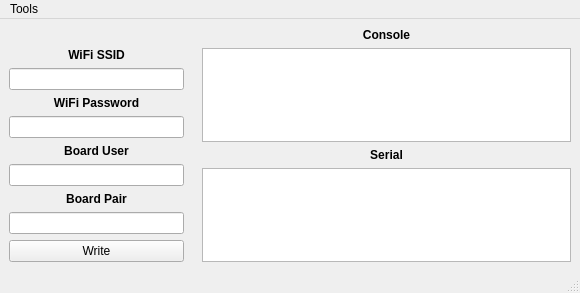
This is configurator/gui_qt.ui in NoahMaceri/love_lamps as Qt 5 draws it before an edit. The edited form follows.
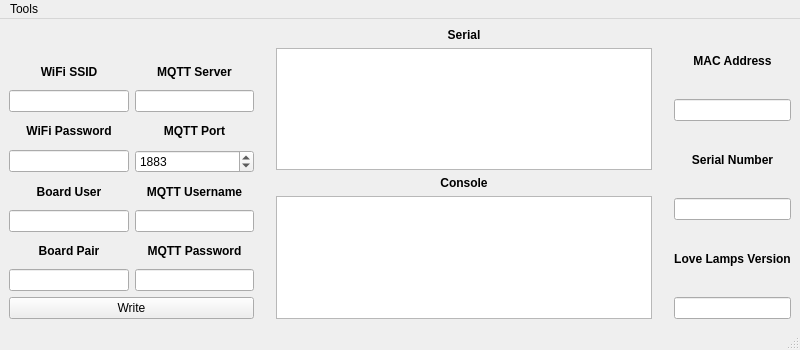
This is the edited form.

Diff of the .ui file:
```diff
--- a/configurator/gui_qt.ui
+++ b/configurator/gui_qt.ui
@@ -6,8 +6,8 @@
    <rect>
     <x>0</x>
     <y>0</y>
-    <width>580</width>
-    <height>281</height>
+    <width>800</width>
+    <height>350</height>
    </rect>
   </property>
   <property name="windowTitle">
@@ -17,9 +17,9 @@
    <bool>true</bool>
   </property>
   <widget class="QWidget" name="centralwidget">
-   <layout class="QHBoxLayout" name="horizontalLayout" stretch="1,2">
+   <layout class="QHBoxLayout" name="horizontalLayout" stretch="2,3,1">
     <property name="spacing">
-     <number>0</number>
+     <number>4</number>
     </property>
     <property name="leftMargin">
      <number>0</number>
@@ -35,38 +35,8 @@
     </property>
     <item>
      <widget class="QWidget" name="widget" native="true">
-      <layout class="QVBoxLayout" name="verticalLayout_2" stretch="0,0,0,0,0,0,0,0,0,0">
-       <item>
-        <widget class="QLabel" name="label_info">
-         <property name="text">
-          <string/>
-         </property>
-        </widget>
-       </item>
-       <item>
-        <widget class="QLabel" name="label_wifi_ssid">
-         <property name="font">
-          <font>
-           <weight>75</weight>
-           <bold>true</bold>
-          </font>
-         </property>
-         <property name="text">
-          <string>WiFi SSID</string>
-         </property>
-         <property name="alignment">
-          <set>Qt::AlignCenter</set>
-         </property>
-        </widget>
-       </item>
-       <item>
-        <widget class="QLineEdit" name="lineEdit_wifi_ssid">
-         <property name="alignment">
-          <set>Qt::AlignCenter</set>
-         </property>
-        </widget>
-       </item>
-       <item>
+      <layout class="QGridLayout" name="gridLayout">
+       <item row="3" column="0">
         <widget class="QLabel" name="label_wifi_pass">
          <property name="font">
           <font>
@@ -82,15 +52,11 @@
          </property>
         </widget>
        </item>
-       <item>
-        <widget class="QLineEdit" name="lineEdit_wifi_pass">
-         <property name="alignment">
-          <set>Qt::AlignCenter</set>
-         </property>
-        </widget>
+       <item row="2" column="1">
+        <widget class="QLineEdit" name="lineEdit_mqtt_server"/>
        </item>
-       <item>
-        <widget class="QLabel" name="label_target">
+       <item row="1" column="1">
+        <widget class="QLabel" name="label_mqtt_server">
          <property name="font">
           <font>
            <weight>75</weight>
@@ -98,21 +64,14 @@
           </font>
          </property>
          <property name="text">
-          <string>Board User</string>
+          <string>MQTT Server</string>
          </property>
          <property name="alignment">
           <set>Qt::AlignCenter</set>
          </property>
         </widget>
        </item>
-       <item>
-        <widget class="QLineEdit" name="lineEdit_id">
-         <property name="alignment">
-          <set>Qt::AlignCenter</set>
-         </property>
-        </widget>
-       </item>
-       <item>
+       <item row="7" column="0">
         <widget class="QLabel" name="label_id">
          <property name="font">
           <font>
@@ -128,45 +87,153 @@
          </property>
         </widget>
        </item>
-       <item>
+       <item row="1" column="0">
+        <widget class="QLabel" name="label_wifi_ssid">
+         <property name="font">
+          <font>
+           <weight>75</weight>
+           <bold>true</bold>
+          </font>
+         </property>
+         <property name="text">
+          <string>WiFi SSID</string>
+         </property>
+         <property name="alignment">
+          <set>Qt::AlignCenter</set>
+         </property>
+        </widget>
+       </item>
+       <item row="4" column="1">
+        <widget class="QSpinBox" name="spinBox_mqtt_port">
+         <property name="minimum">
+          <number>1</number>
+         </property>
+         <property name="maximum">
+          <number>65535</number>
+         </property>
+         <property name="value">
+          <number>1883</number>
+         </property>
+        </widget>
+       </item>
+       <item row="4" column="0">
+        <widget class="QLineEdit" name="lineEdit_wifi_pass">
+         <property name="alignment">
+          <set>Qt::AlignCenter</set>
+         </property>
+        </widget>
+       </item>
+       <item row="7" column="1">
+        <widget class="QLabel" name="label_mqtt_pass">
+         <property name="font">
+          <font>
+           <weight>75</weight>
+           <bold>true</bold>
+          </font>
+         </property>
+         <property name="text">
+          <string>MQTT Password</string>
+         </property>
+         <property name="alignment">
+          <set>Qt::AlignCenter</set>
+         </property>
+        </widget>
+       </item>
+       <item row="8" column="0">
         <widget class="QLineEdit" name="lineEdit_target">
          <property name="alignment">
           <set>Qt::AlignCenter</set>
          </property>
         </widget>
        </item>
-       <item>
+       <item row="8" column="1">
+        <widget class="QLineEdit" name="lineEdit_mqtt_pass"/>
+       </item>
+       <item row="9" column="0" colspan="2">
         <widget class="QPushButton" name="write">
          <property name="text">
           <string>Write</string>
          </property>
         </widget>
        </item>
+       <item row="5" column="1">
+        <widget class="QLabel" name="label_mqtt_user">
+         <property name="font">
+          <font>
+           <weight>75</weight>
+           <bold>true</bold>
+          </font>
+         </property>
+         <property name="text">
+          <string>MQTT Username</string>
+         </property>
+         <property name="alignment">
+          <set>Qt::AlignCenter</set>
+         </property>
+        </widget>
+       </item>
+       <item row="2" column="0">
+        <widget class="QLineEdit" name="lineEdit_wifi_ssid">
+         <property name="alignment">
+          <set>Qt::AlignCenter</set>
+         </property>
+        </widget>
+       </item>
+       <item row="5" column="0">
+        <widget class="QLabel" name="label_target">
+         <property name="font">
+          <font>
+           <weight>75</weight>
+           <bold>true</bold>
+          </font>
+         </property>
+         <property name="text">
+          <string>Board User</string>
+         </property>
+         <property name="alignment">
+          <set>Qt::AlignCenter</set>
+         </property>
+        </widget>
+       </item>
+       <item row="6" column="1">
+        <widget class="QLineEdit" name="lineEdit_mqtt_user"/>
+       </item>
+       <item row="6" column="0">
+        <widget class="QLineEdit" name="lineEdit_id">
+         <property name="alignment">
+          <set>Qt::AlignCenter</set>
+         </property>
+        </widget>
+       </item>
+       <item row="3" column="1">
+        <widget class="QLabel" name="label_mqtt_port">
+         <property name="font">
+          <font>
+           <weight>75</weight>
+           <bold>true</bold>
+          </font>
+         </property>
+         <property name="text">
+          <string>MQTT Port</string>
+         </property>
+         <property name="alignment">
+          <set>Qt::AlignCenter</set>
+         </property>
+        </widget>
+       </item>
+       <item row="0" column="0" colspan="2">
+        <widget class="QLabel" name="label_info">
+         <property name="text">
+          <string/>
+         </property>
+        </widget>
+       </item>
       </layout>
      </widget>
     </item>
     <item>
      <widget class="QWidget" name="widget_2" native="true">
       <layout class="QVBoxLayout" name="verticalLayout">
-       <item>
-        <widget class="QLabel" name="label_console">
-         <property name="font">
-          <font>
-           <weight>75</weight>
-           <bold>true</bold>
-          </font>
-         </property>
-         <property name="text">
-          <string>Console</string>
-         </property>
-         <property name="alignment">
-          <set>Qt::AlignCenter</set>
-         </property>
-        </widget>
-       </item>
-       <item>
-        <widget class="QTextBrowser" name="textBrowser_console"/>
-       </item>
        <item>
         <widget class="QLabel" name="label_serial">
          <property name="font">
@@ -186,6 +253,109 @@
        <item>
         <widget class="QTextBrowser" name="textBrowser_serial"/>
        </item>
+       <item>
+        <widget class="QLabel" name="label_console">
+         <property name="font">
+          <font>
+           <weight>75</weight>
+           <bold>true</bold>
+          </font>
+         </property>
+         <property name="text">
+          <string>Console</string>
+         </property>
+         <property name="alignment">
+          <set>Qt::AlignCenter</set>
+         </property>
+        </widget>
+       </item>
+       <item>
+        <widget class="QTextBrowser" name="textBrowser_console"/>
+       </item>
+      </layout>
+     </widget>
+    </item>
+    <item>
+     <widget class="QWidget" name="widget_3" native="true">
+      <layout class="QVBoxLayout" name="verticalLayout_3">
+       <item>
+        <widget class="QLabel" name="label_mac">
+         <property name="font">
+          <font>
+           <weight>75</weight>
+           <bold>true</bold>
+          </font>
+         </property>
+         <property name="text">
+          <string>MAC Address</string>
+         </property>
+         <property name="alignment">
+          <set>Qt::AlignCenter</set>
+         </property>
+        </widget>
+       </item>
+       <item>
+        <widget class="QLineEdit" name="lineEdit_mac">
+         <property name="enabled">
+          <bool>true</bool>
+         </property>
+         <property name="readOnly">
+          <bool>true</bool>
+         </property>
+        </widget>
+       </item>
+       <item>
+        <widget class="QLabel" name="label_serial_2">
+         <property name="font">
+          <font>
+           <weight>75</weight>
+           <bold>true</bold>
+          </font>
+         </property>
+         <property name="text">
+          <string>Serial Number</string>
+         </property>
+         <property name="alignment">
+          <set>Qt::AlignCenter</set>
+         </property>
+        </widget>
+       </item>
+       <item>
+        <widget class="QLineEdit" name="lineEdit_serial">
+         <property name="enabled">
+          <bool>true</bool>
+         </property>
+         <property name="readOnly">
+          <bool>true</bool>
+         </property>
+        </widget>
+       </item>
+       <item>
+        <widget class="QLabel" name="label_llver">
+         <property name="font">
+          <font>
+           <weight>75</weight>
+           <bold>true</bold>
+          </font>
+         </property>
+         <property name="text">
+          <string>Love Lamps Version</string>
+         </property>
+         <property name="alignment">
+          <set>Qt::AlignCenter</set>
+         </property>
+        </widget>
+       </item>
+       <item>
+        <widget class="QLineEdit" name="lineEdit_llver">
+         <property name="enabled">
+          <bool>true</bool>
+         </property>
+         <property name="readOnly">
+          <bool>true</bool>
+         </property>
+        </widget>
+       </item>
       </layout>
      </widget>
     </item>
@@ -197,7 +367,7 @@
     <rect>
      <x>0</x>
      <y>0</y>
-     <width>580</width>
+     <width>800</width>
      <height>21</height>
     </rect>
    </property>
```
Left out of the diff: 1 changed line with no effect on the pictures.
